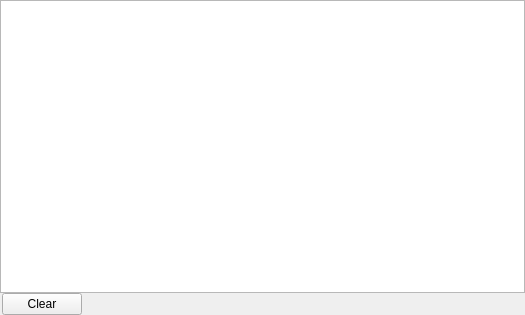
The window that src/lib/downloads/downloadmanager.ui (tenrok/kclient3) describes before a commit, drawn with Qt 5.
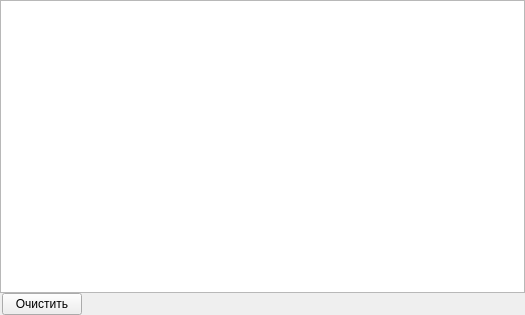
The same window after the commit.

Patch:
```diff
--- a/src/lib/downloads/downloadmanager.ui
+++ b/src/lib/downloads/downloadmanager.ui
@@ -66,7 +66,7 @@
         </sizepolicy>
        </property>
        <property name="text">
-        <string>Clear</string>
+        <string>Очистить</string>
        </property>
       </widget>
      </item>
```
Left out of the diff: 2 changed lines with no effect on the pictures.
